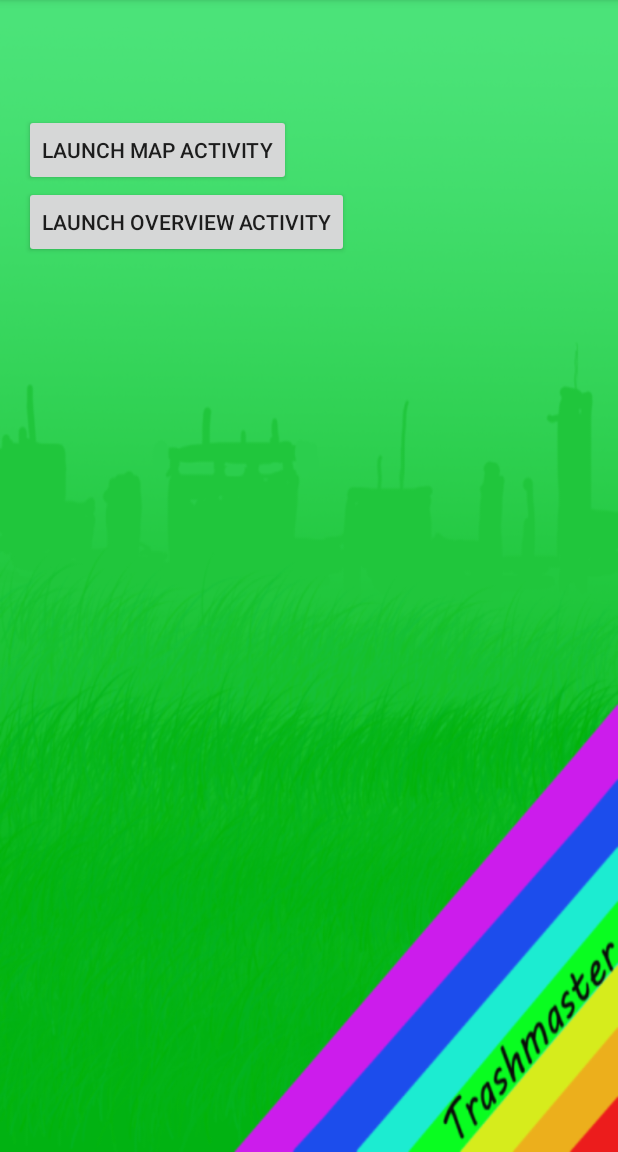
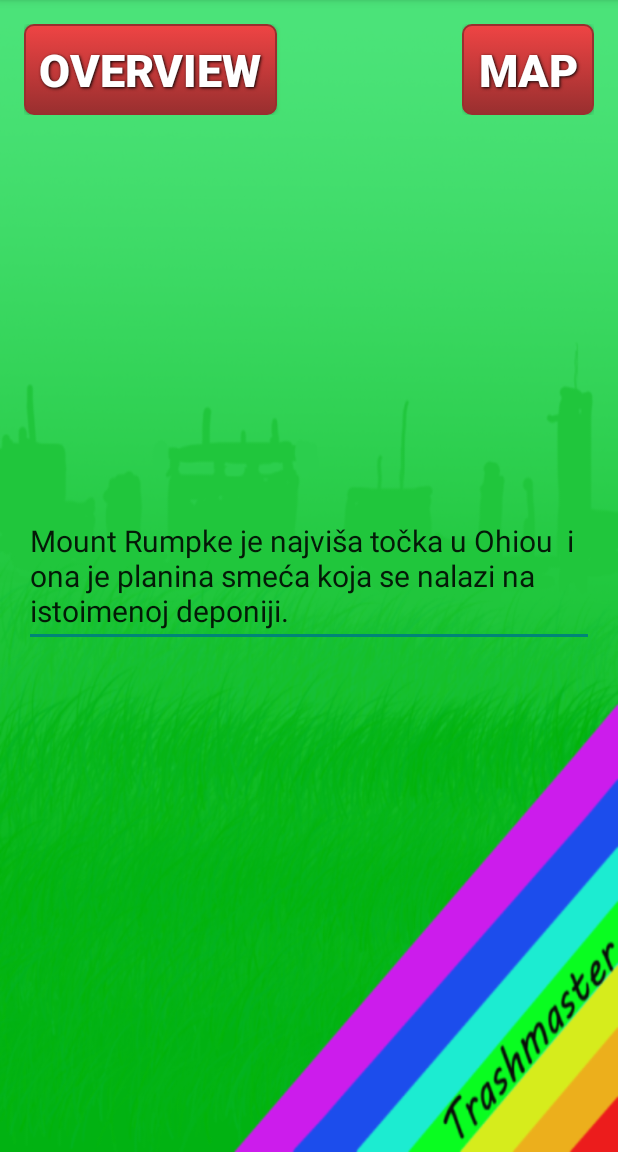
Before and after one commit to ojakovlj/trashmaster, an Android app: the screen it shows after launch (MenuActivity), on a phone screen of 412 x 824 dp, the part 84-1236 px from its top. Run offline under Robolectric (Android 15) with nearby library versions, the phone set to English and light mode, and no system bars.

Commit message:
Dodane zanimljivosti i buttoni popravljeni.

```diff
--- a/app/build.gradle
+++ b/app/build.gradle
@@ -18,13 +18,9 @@ android {
         }
     }
 }
-repositories {
-    mavenCentral()
-}
+
 dependencies {
     compile fileTree(dir: 'libs', include: ['*.jar'])
     compile 'com.android.support:appcompat-v7:21.0.3'
     compile 'com.google.android.gms:play-services:6.5.87'
-    androidTestCompile 'com.squareup.assertj:assertj-android:1.0.0'
-    androidTestCompile files('libs/assertj-core-1.6.1.jar')
 }
--- /dev/null
+++ b/app/src/main/assets/info.txt
@@ -0,0 +1,21 @@
+Reciklažom samo jedne plastične boce sačuva se onoliko energije koliko jedna žarulja od 60 W potroši za 6 sati neprekidnog rada.
+Skoro 88% energije se uštedi kada se plastika pravi od upotrebljene plastike nego kada se pravi od prirodnih sirovina nafte i plina.
+Približno 60% smeća može da se reciklira.
+Reciklažom polovine svjetske proizvodnje papira sačuvalo bi se 800.000 kvadratnih metara šuma.
+Najveći postotak reciklaže u svijetu ima Japan, gdje se reciklira 95% sekundarnih sirovina, dok europski prosjek iznosi 55%.
+Najveći uvoznik PET ambalaže je Kina, čiji proizvodi, od plastičnih igračaka do garderobe, uglavnom su napravljeni od sekundarnih sirovina.
+Prosječna četvoročlana obitelj baci 40 kg plastike godišnje.
+16% novca utrošenog za kupovinu rezličitih proizvoda odlazi na ambalažu koja u najvećem broju slučajeva odmah po kupovini biva bačena u smeće.
+Prije 20. stoljeća najrecikliraniji materijal bile su životinjske kosti. Korištene su za izradu ljrpila, gumba, papira, želatina u proizvodnji hrane itd.
+Mount Rumpke je najviša točka u Ohiou  i ona je planina smeća koja se nalazi na istoimenoj deponiji.
+U Velikoj Britaniji upotrijebi se 15 miliona plastičnih boca svakog dana.
+U Srbiji se godišnje utroši  55 000 tona PET ambalaže, odnosno 1 210 000 000 PET boca.
+Recikliranje je postupak sakupljanja odbačenih proizvoda, razvrstavanje i njihovo pretvaranje u nove materijale za izradu novih proizvoda slične ili iste namjene. U recikliranje spada sve što se može ponovno iskoristiti, a da se ne baci. Riječ recikliranje je nastala iz riječi: RE + CYCLE = ponovno kruženje.
+Plastika je polimer, materijal koji se dobija in nafte, rude koja se nalazi u unutrašnjosti zemlje. Plastika je izumljena 1860. godine od strane Alexandra Parkera, a njezina popularnost je u konstatnome usponu, naročito poljednih desetljeća. Plastika se danas koristi u gotovo svim gospodarskim granama, a naročito kao sirovina za proizvodnju ambalažnih i drugih proizvoda koje svakodnevno koristimo.
+U svijetu se dnevno proizvede preko 500 milijuna staklenih boca.
+Godišnje se baci gotovo 100 milijardi staklenih boca.
+Potrebne su samo 3 staklene boce da bi se dobio 1 kg stakla kojeg možemo reciklirati.
+U Švicarskoj se reciklira 96% otpadnog stakla, u Hrvatskoj tek nekih 50%.
+Da staklene boce mogu koristiti i u druge svrhe, dokazali su budistički redovnici iz Tajlanda koji su od 1984. godine skupljali staklene boce te od njih izgradili hram i čitavu okolicu hrama. Za taj im je pothvat bilo potrebno približno milijun i pol recikliranih boca, a time žele potaknuti lokalne vlasti da im pomognu u daljnjem naumu – izgraditi cijeli kompleks od stakla.
+Recikliranjem PET ambalaže štedimo 84% energije potrebne za izradu te iste ambalaže i sirovina.
+Plastika koja se koristi za pakiranje zbog svoje manje težine smanjuje troškove goriva potrebnog za transport. U mnoge automobile ugrađuje se puno plastičnih dijelova čime smanjujemo njihovu težinu i količinu goriva koju troše.
--- a/app/src/main/java/com/sincress/trashmaster/MenuActivity.java
+++ b/app/src/main/java/com/sincress/trashmaster/MenuActivity.java
@@ -7,7 +7,13 @@ import android.view.Menu;
 import android.view.MenuItem;
 import android.view.View;
 import android.widget.Button;
+import android.widget.TextView;
 
+import java.io.InputStream;
+import java.io.BufferedReader;
+import java.io.InputStreamReader;
+import java.io.LineNumberReader;
+import java.util.Random;
 
 public class MenuActivity extends ActionBarActivity {
 
@@ -31,6 +37,34 @@ public class MenuActivity extends ActionBarActivity {
                 startActivity(intent);
             }
         });
+
+        // neka random zanimljivost
+        try {
+            InputStream is = getResources().getAssets().open("info.txt");
+            TextView tx = (TextView) findViewById(R.id.zanimljivosti);
+            BufferedReader rS = new BufferedReader(new InputStreamReader(is));
+            String lin;
+            int cnt=0;
+            while ((lin = rS.readLine())!=null)
+            {
+                cnt+=1;
+            }
+            is.close();
+            rS.close();
+
+            InputStream is2 = getResources().getAssets().open("info.txt");
+            BufferedReader rS2 = new BufferedReader(new InputStreamReader(is2));
+            Random r = new Random();
+            int i = r.nextInt(cnt);
+            int a=0;
+            for (a=0;a<i;a++)
+            {
+                lin = rS2.readLine();
+            }
+            tx.setText(lin);
+            is2.close();
+            rS2.close();
+        }catch (Exception e) {}
     }
 
 
--- a/app/src/main/java/com/sincress/trashmaster/OverviewActivity.java
+++ b/app/src/main/java/com/sincress/trashmaster/OverviewActivity.java
@@ -9,6 +9,11 @@ import android.widget.FrameLayout;
 import android.widget.TabHost;
 import android.widget.TabWidget;
 import android.widget.TextView;
+
+import java.io.BufferedReader;
+import java.io.InputStream;
+import java.io.InputStreamReader;
+import java.util.Random;
 
 
 public class OverviewActivity extends ActionBarActivity {
@@ -31,6 +36,34 @@ public class OverviewActivity extends ActionBarActivity {
             originalTextViews[i] = (TextView) tabWidget.getChildTabViewAt(i);
         }
         tabWidget.removeAllViews();
+
+        // neka random zanimljivost
+        try {
+            InputStream is = getResources().getAssets().open("info.txt");
+            TextView tx = (TextView) findViewById(R.id.infoOS);
+            BufferedReader rS = new BufferedReader(new InputStreamReader(is));
+            String lin;
+            int cnt=0;
+            while ((lin = rS.readLine())!=null)
+            {
+                cnt+=1;
+            }
+            is.close();
+            rS.close();
+
+            InputStream is2 = getResources().getAssets().open("info.txt");
+            BufferedReader rS2 = new BufferedReader(new InputStreamReader(is2));
+            Random r = new Random();
+            int i = r.nextInt(cnt);
+            int a=0;
+            for (a=0;a<i;a++)
+            {
+                lin = rS2.readLine();
+            }
+            tx.setText(lin);
+            is2.close();
+            rS2.close();
+        }catch (Exception e) {}
 
         // Ensure that all tab content childs are not visible at startup.
         for (int i = 0; i < tabContent.getChildCount(); i++) {
--- /dev/null
+++ b/app/src/main/res/drawable/button.xml
@@ -0,0 +1,37 @@
+<?xml version="1.0" encoding="utf-8" ?>
+<selector xmlns:android="http://schemas.android.com/apk/res/android">
+    <item android:state_pressed="true" >
+        <shape>
+            <solid
+                android:color="#ef4444" />
+            <stroke
+                android:width="1dp"
+                android:color="#992f2f" />
+            <corners
+                android:radius="6dp" />
+            <padding
+                android:left="10dp"
+                android:top="10dp"
+                android:right="10dp"
+                android:bottom="10dp" />
+        </shape>
+    </item>
+    <item>
+        <shape>
+            <gradient
+                android:startColor="#ef4444"
+                android:endColor="#992f2f"
+                android:angle="270" />
+            <stroke
+                android:width="1dp"
+                android:color="#992f2f" />
+            <corners
+                android:radius="6dp" />
+            <padding
+                android:left="10dp"
+                android:top="10dp"
+                android:right="10dp"
+                android:bottom="10dp" />
+        </shape>
+    </item>
+</selector>
--- a/app/src/main/res/layout/activity_menu.xml
+++ b/app/src/main/res/layout/activity_menu.xml
@@ -3,25 +3,80 @@
     android:layout_height="match_parent" android:paddingLeft="@dimen/activity_horizontal_margin"
     android:paddingRight="@dimen/activity_horizontal_margin"
     android:paddingTop="@dimen/activity_vertical_margin"
+    android:gravity="top"
     android:paddingBottom="@dimen/activity_vertical_margin" tools:context=".MenuActivity"
     android:background="@drawable/bckgrnd">
 
-    <Button
-        android:layout_width="wrap_content"
+    <RelativeLayout
         android:layout_height="wrap_content"
-        android:text="@string/launch_map_activity"
-        android:id="@+id/launch_map"
-        android:layout_alignParentLeft="true"
-        android:layout_alignParentStart="true"
-        android:layout_marginTop="60dp" />
+        android:layout_width="fill_parent">
 
     <Button
+        android:background="@drawable/button"
         android:layout_width="wrap_content"
         android:layout_height="wrap_content"
         android:text="@string/launch_overview_activity"
         android:id="@+id/launch_overview"
         android:layout_below="@+id/launch_map"
-        android:layout_alignParentLeft="true"
-        android:layout_alignParentStart="true" />
+        android:textColor="#ffffff"
+        android:textSize="30dp"
+        android:textStyle="bold"
+        android:shadowColor="#000000"
+        android:shadowDx="1"
+        android:shadowDy="1"
+        android:shadowRadius="2"
+        android:layout_alignParentLeft="true" />
+
+        <LinearLayout
+            android:layout_width="wrap_content"
+            android:layout_height="wrap_content"
+            android:layout_alignParentRight="true"
+            android:orientation="horizontal" >
+    <Button
+        android:background="@drawable/button"
+        android:layout_width="wrap_content"
+        android:layout_height="wrap_content"
+        android:text="@string/launch_map_activity"
+        android:id="@+id/launch_map"
+        android:layout_alignParentRight="true"
+        android:textColor="#ffffff"
+        android:textSize="30dp"
+        android:textStyle="bold"
+        android:shadowColor="#000000"
+        android:shadowDx="1"
+        android:shadowDy="1"
+        android:shadowRadius="2"
+        android:layout_marginTop="0dp"/>
+</LinearLayout>
+    </RelativeLayout>
+
+    <LinearLayout
+        android:orientation="vertical"
+        android:layout_width="fill_parent"
+        android:layout_height="wrap_content"
+        android:layout_centerVertical="true"
+        android:layout_centerHorizontal="true">
+
+        <EditText
+            android:layout_width="fill_parent"
+            android:layout_height="wrap_content"
+            android:inputType="textMultiLine"
+            android:ems="10"
+            android:id="@+id/zanimljivosti"
+            android:layout_centerVertical="true"
+            android:layout_centerHorizontal="true"
+            android:layout_alignParentLeft="true"
+            android:layout_alignParentTop="true"
+            android:layout_marginTop="0dp"
+            android:layout_gravity="center"
+            android:autoText="false"
+            android:enabled="true"
+            android:password="false"
+            android:text="Zanimljivosti o recikliranju"
+            android:textIsSelectable="true"
+            android:textSize="20dp" />
+
+        </LinearLayout>
+
 
 </RelativeLayout>
--- a/app/src/main/res/layout/activity_overview.xml
+++ b/app/src/main/res/layout/activity_overview.xml
@@ -68,6 +68,7 @@
                         android:layout_height="wrap_content"
                         android:text="&lt;TODO&gt; You helped recycle... kg"/>
                     <TextView
+                        android:id="@+id/infoOS"
                         android:layout_width="wrap_content"
                         android:layout_height="wrap_content"
                         android:text="&lt;TODO&gt; Random Info from file"/>
--- a/app/src/main/res/values/strings.xml
+++ b/app/src/main/res/values/strings.xml
@@ -5,8 +5,8 @@
     <string name="action_settings">Settings</string>
     <string name="title_activity_map">Map</string>
     <string name="title_activity_overview">OverviewActivity</string>
-    <string name="launch_map_activity">Launch Map Activity</string>
-    <string name="launch_overview_activity">Launch Overview Activity</string>
+    <string name="launch_map_activity">Map</string>
+    <string name="launch_overview_activity">Overview</string>
 
     <string-array name="type_choices">
         <item>NONE</item>
--- a/app/src/main/res/values/styles.xml
+++ b/app/src/main/res/values/styles.xml
@@ -5,4 +5,5 @@
         <!-- Customize your theme here. -->
     </style>
 
+
 </resources>
```
Also changed, not shown: 5 other files.
